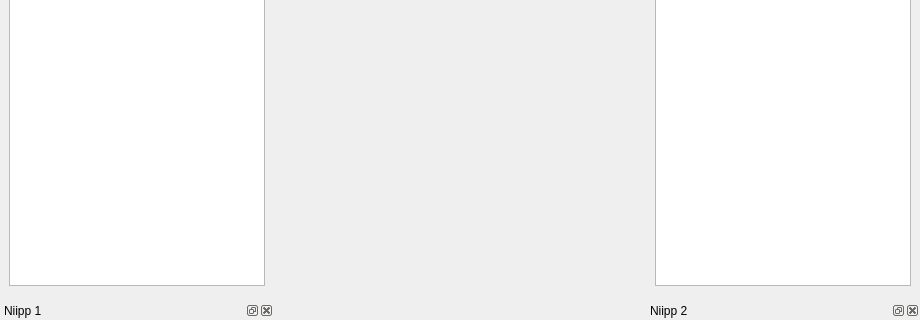
nevaeh82/arm_od, file src/ARM_OD_viewCore/MapTabWidget.ui: the form before one commit; both pictures show x 0 to 920 and y 298 to 618 of the 920 by 618 pixel window.
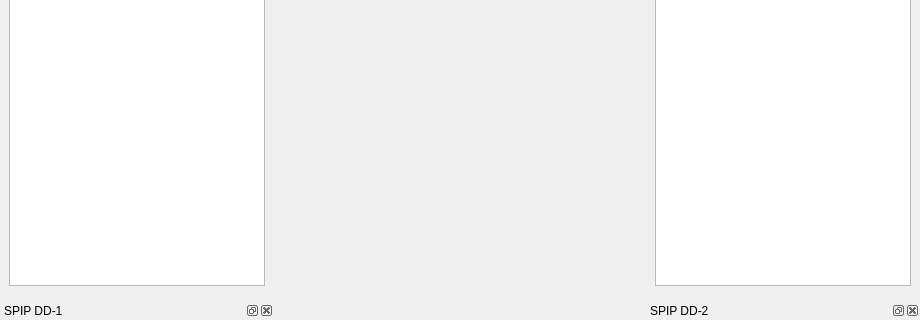
The form after the commit. Custom widgets are drawn as their Qt base class.

What changed in the file:
```diff
--- a/src/ARM_OD_viewCore/MapTabWidget.ui
+++ b/src/ARM_OD_viewCore/MapTabWidget.ui
@@ -73,7 +73,7 @@
    <item row="2" column="0">
     <widget class="QDockWidget" name="spipDD1DockWidget">
      <property name="windowTitle">
-      <string>Niipp 1</string>
+      <string>SPIP DD-1</string>
      </property>
      <widget class="NiippWidget" name="spipDD1Widget"/>
     </widget>
@@ -81,7 +81,7 @@
    <item row="2" column="2">
     <widget class="QDockWidget" name="spipDD2DockWidget">
      <property name="windowTitle">
-      <string>Niipp 2</string>
+      <string>SPIP DD-2</string>
      </property>
      <widget class="NiippWidget" name="spipDD2Widget"/>
     </widget>
```
